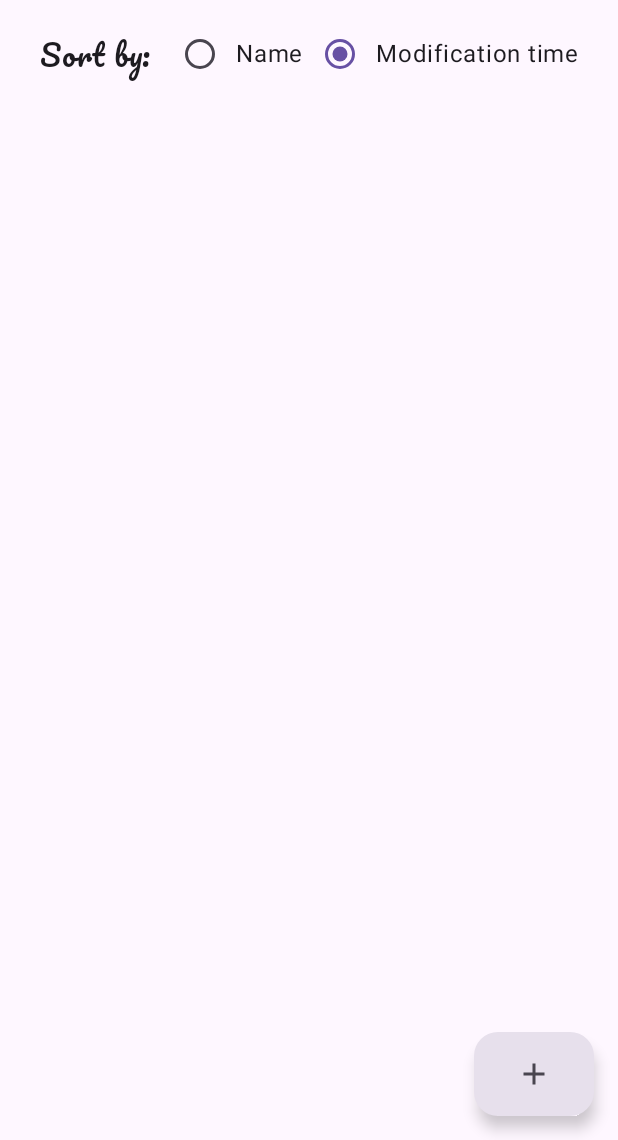
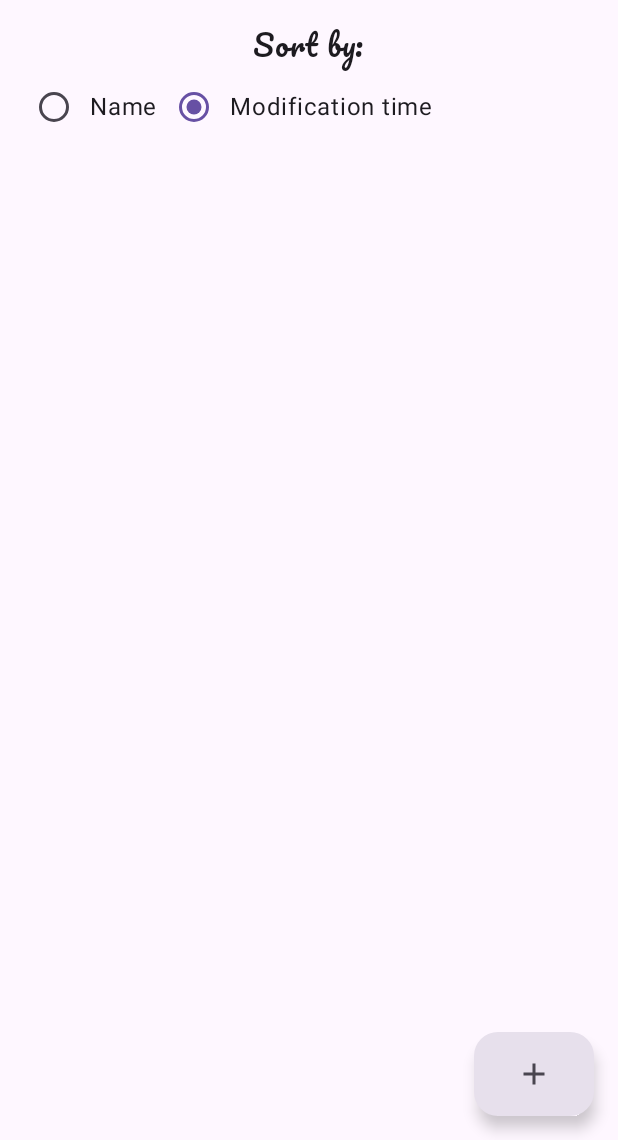
Before and after one commit to SlzAnd/android-JC-RowTallyCat, an Android app built with Jetpack Compose: the ProductsScreen screen opened through its navigation route, on a phone screen of 412 x 824 dp, the part 96-1236 px from its top. Run offline under Robolectric (Android 15) with nearby library versions, the phone set to English and light mode, and no system bars; our stand-ins replace Dagger/Hilt's generated code.

Commit message:
Fixed NFE in the goal dialog inside counter screen. Fixed incorrect navigation drawer visibility in the big screens(tablet). Fixed sort by area UI(incorrect for increased font sizes)

```diff
--- a/app/src/main/java/com/example/counterjc/feature_counter/presentation/products/ProductsScreen.kt
+++ b/app/src/main/java/com/example/counterjc/feature_counter/presentation/products/ProductsScreen.kt
@@ -4,36 +4,35 @@ import android.annotation.SuppressLint
 import androidx.compose.foundation.clickable
 import androidx.compose.foundation.layout.Arrangement
 import androidx.compose.foundation.layout.Column
-import androidx.compose.foundation.layout.Row
-import androidx.compose.foundation.layout.Spacer
+import androidx.compose.foundation.layout.ExperimentalLayoutApi
+import androidx.compose.foundation.layout.FlowRow
 import androidx.compose.foundation.layout.fillMaxSize
 import androidx.compose.foundation.layout.fillMaxWidth
 import androidx.compose.foundation.layout.padding
-import androidx.compose.foundation.layout.width
 import androidx.compose.foundation.lazy.LazyColumn
 import androidx.compose.foundation.lazy.items
-import androidx.compose.material3.Text
 import androidx.compose.material.icons.Icons
 import androidx.compose.material.icons.filled.Menu
+import androidx.compose.material.icons.outlined.Add
+import androidx.compose.material3.DrawerValue
 import androidx.compose.material3.ExtendedFloatingActionButton
 import androidx.compose.material3.FabPosition
 import androidx.compose.material3.Icon
-import androidx.compose.material3.Scaffold
-import androidx.compose.material3.SnackbarResult
-import androidx.compose.material.icons.outlined.Add
-import androidx.compose.material3.DrawerValue
 import androidx.compose.material3.MaterialTheme
 import androidx.compose.material3.ModalNavigationDrawer
+import androidx.compose.material3.Scaffold
 import androidx.compose.material3.SnackbarDuration
 import androidx.compose.material3.SnackbarHost
 import androidx.compose.material3.SnackbarHostState
+import androidx.compose.material3.SnackbarResult
+import androidx.compose.material3.Text
 import androidx.compose.material3.rememberDrawerState
 import androidx.compose.runtime.Composable
 import androidx.compose.runtime.collectAsState
 import androidx.compose.runtime.getValue
 import androidx.compose.runtime.remember
 import androidx.compose.runtime.rememberCoroutineScope
-import androidx.compose.ui.Alignment.Companion.CenterVertically
+import androidx.compose.ui.Alignment
 import androidx.compose.ui.Modifier
 import androidx.compose.ui.res.painterResource
 import androidx.compose.ui.res.stringResource
@@ -50,6 +49,7 @@ import com.example.counterjc.feature_counter.presentation.util.CustomTopAppBar
 import com.example.counterjc.feature_counter.presentation.util.NavigationDrawer
 import kotlinx.coroutines.launch
 
+@OptIn(ExperimentalLayoutApi::class)
 @SuppressLint("UnusedMaterial3ScaffoldPaddingParameter")
 @Composable
 fun ProductsScreen(
@@ -107,29 +107,35 @@ fun ProductsScreen(
 
             Column(
                 modifier = Modifier
-                    .fillMaxWidth()
-                    .padding(padding)
+                    .fillMaxSize()
+                    .padding(padding),
             ) {
-                Row (
+                Column (
                     modifier = Modifier
                         .fillMaxWidth()
                         .padding(12.dp),
-                    verticalAlignment = CenterVertically,
-                    horizontalArrangement = Arrangement.Center
+                    verticalArrangement = Arrangement.Center,
+                    horizontalAlignment = Alignment.CenterHorizontally
                 ) {
+
                     Text(
                         text = stringResource(id = R.string.sorting_area_title),
                         style = MaterialTheme.typography.titleSmall
                     )
 
-                    Spacer(modifier = Modifier.width(8.dp))
+                    FlowRow(
+                        modifier = Modifier.align(Alignment.Start),
+                        verticalArrangement = Arrangement.Center
+                    ) {
 
-                    SortType.values().forEach { sortType ->
-                        SortTypeItem(
-                            onClick = viewModel::onEvent,
-                            sortType = sortType,
-                            state = state
-                        )
+                        SortType.entries.forEach { sortType ->
+                            SortTypeItem(
+                                modifier = Modifier,
+                                onClick = viewModel::onEvent,
+                                sortType = sortType,
+                                state = state
+                            )
+                        }
                     }
                 }
 
--- a/app/src/main/java/com/example/counterjc/feature_counter/presentation/util/NavigationDrawer.kt
+++ b/app/src/main/java/com/example/counterjc/feature_counter/presentation/util/NavigationDrawer.kt
@@ -43,7 +43,8 @@ fun NavigationDrawer(
     navController: NavHostController
 ) {
     ModalDrawerSheet(
-        modifier = Modifier.fillMaxWidth(0.8f)
+        modifier = Modifier
+            .padding(end = 65.dp)
     ) {
         DrawerHeader()
 
```
Also changed, not shown: app/build.gradle (+11 -2 lines), app/src/main/java/com/example/counterjc/feature_counter/presentation/counter/components/GoalDialog.kt (+9 -6 lines), 1 other file.
